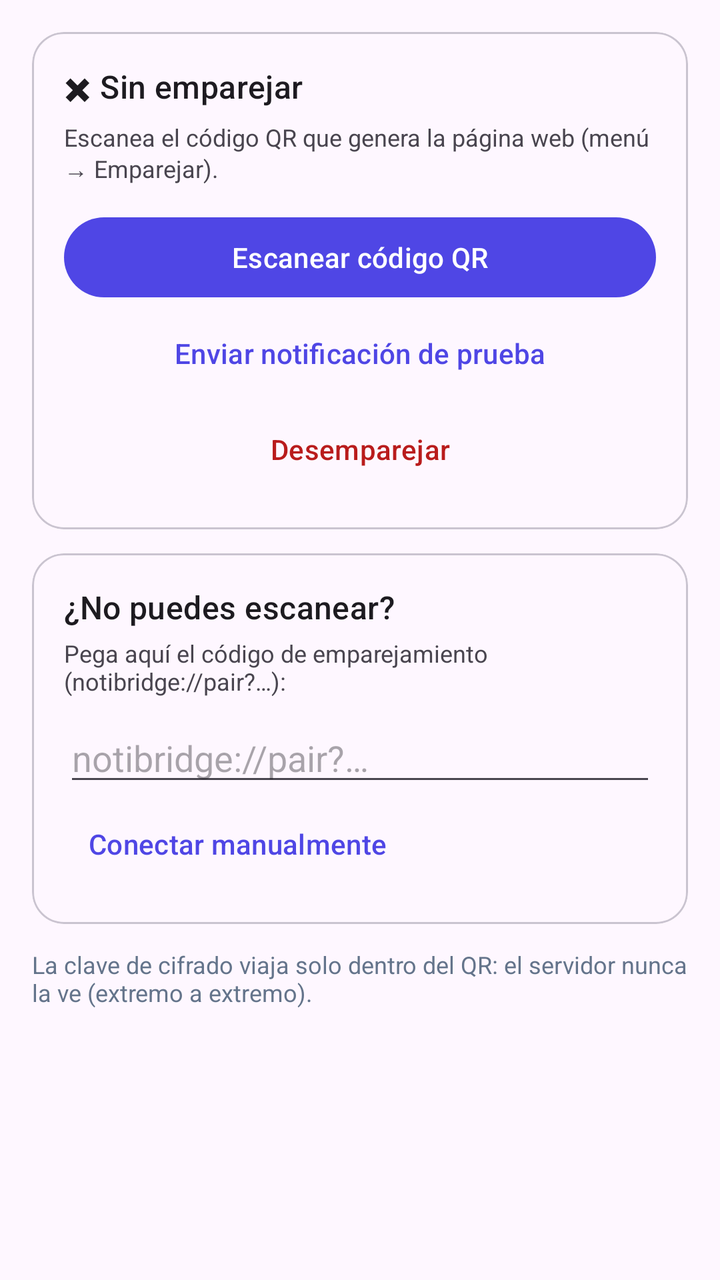
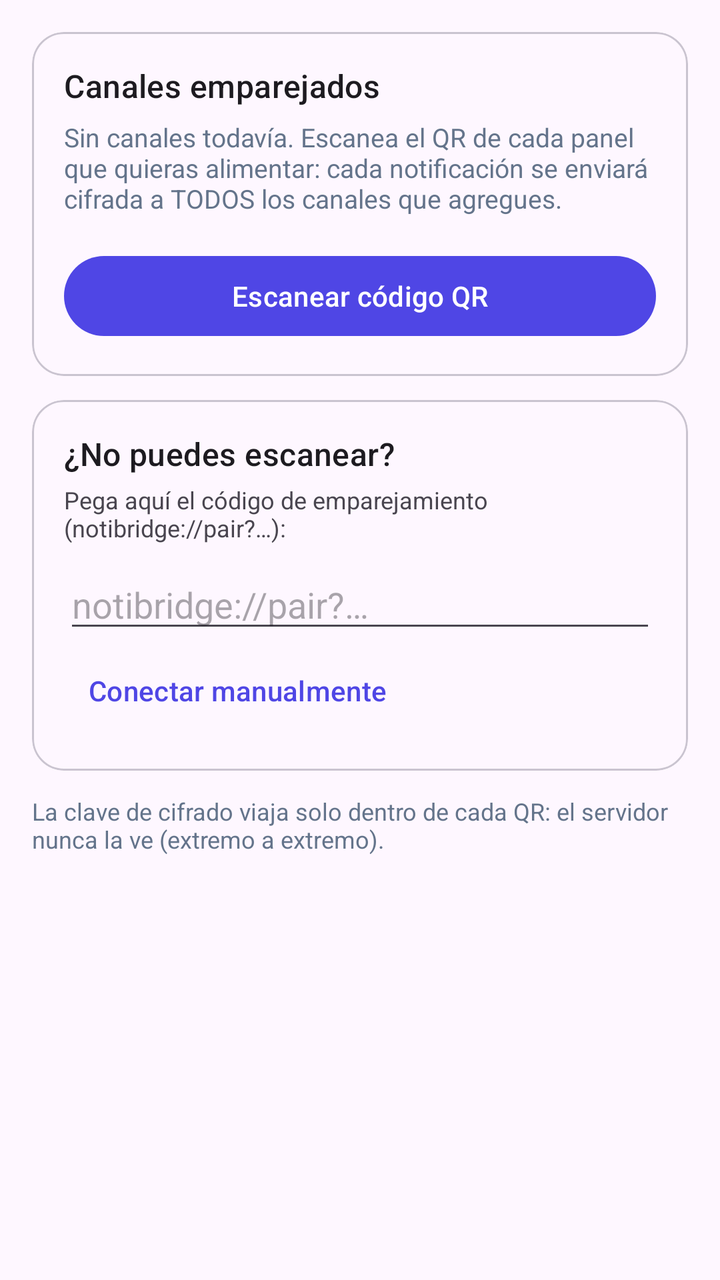

Before-and-after screenshots of an Android layout around one commit, followed by the original layout XML and the change that was made.
<!-- AndroidManifest.xml: application theme Theme.NotiBridge -->
<!-- res/layout/fragment_pair.xml -->
<?xml version="1.0" encoding="utf-8"?>
<ScrollView
    xmlns:android="http://schemas.android.com/apk/res/android"
    xmlns:app="http://schemas.android.com/apk/res-auto"
    android:layout_width="match_parent"
    android:layout_height="match_parent"
    android:fillViewport="true">

    <LinearLayout
        android:layout_width="match_parent"
        android:layout_height="wrap_content"
        android:orientation="vertical"
        android:padding="16dp">

        
        <com.google.android.material.card.MaterialCardView
            android:layout_width="match_parent"
            android:layout_height="wrap_content"
            app:cardCornerRadius="16dp"
            app:contentPadding="16dp"
            android:layout_marginBottom="12dp">

            <LinearLayout
                android:layout_width="match_parent"
                android:layout_height="wrap_content"
                android:orientation="vertical">

                <TextView
                    android:id="@+id/pair_status"
                    android:layout_width="wrap_content"
                    android:layout_height="wrap_content"
                    android:text="@string/not_paired"
                    android:textAppearance="?attr/textAppearanceTitleMedium" />

                <TextView
                    android:id="@+id/pair_details"
                    android:layout_width="wrap_content"
                    android:layout_height="wrap_content"
                    android:layout_marginTop="6dp"
                    android:textSize="12sp"
                    android:text="@string/not_paired_help" />

                <Button
                    android:id="@+id/btn_scan"
                    android:layout_width="match_parent"
                    android:layout_height="wrap_content"
                    android:layout_marginTop="12dp"
                    android:text="@string/btn_scan" />

                <Button
                    android:id="@+id/btn_send_test"
                    style="?attr/borderlessButtonStyle"
                    android:layout_width="match_parent"
                    android:layout_height="wrap_content"
                    android:text="@string/btn_send_test" />

                <Button
                    android:id="@+id/btn_unpair"
                    style="?attr/borderlessButtonStyle"
                    android:layout_width="match_parent"
                    android:layout_height="wrap_content"
                    android:text="@string/btn_unpair"
                    android:textColor="@color/badge_otp" />
            </LinearLayout>
        </com.google.android.material.card.MaterialCardView>

        
        <com.google.android.material.card.MaterialCardView
            android:layout_width="match_parent"
            android:layout_height="wrap_content"
            app:cardCornerRadius="16dp"
            app:contentPadding="16dp"
            android:layout_marginBottom="12dp">

            <LinearLayout
                android:layout_width="match_parent"
                android:layout_height="wrap_content"
                android:orientation="vertical">

                <TextView
                    android:layout_width="wrap_content"
                    android:layout_height="wrap_content"
                    android:text="@string/manual_pair_title"
                    android:textAppearance="?attr/textAppearanceTitleMedium" />

                <TextView
                    android:layout_width="wrap_content"
                    android:layout_height="wrap_content"
                    android:layout_marginTop="4dp"
                    android:text="@string/manual_pair_help"
                    android:textSize="12sp" />

                <EditText
                    android:id="@+id/edit_manual"
                    android:layout_width="match_parent"
                    android:layout_height="wrap_content"
                    android:layout_marginTop="8dp"
                    android:hint="notibridge://pair?…"
                    android:inputType="text"
                    android:maxLines="1" />

                <Button
                    android:id="@+id/btn_manual"
                    style="?attr/borderlessButtonStyle"
                    android:layout_width="wrap_content"
                    android:layout_height="wrap_content"
                    android:text="@string/btn_manual" />
            </LinearLayout>
        </com.google.android.material.card.MaterialCardView>

        <TextView
            android:layout_width="match_parent"
            android:layout_height="wrap_content"
            android:text="@string/pair_security_note"
            android:textSize="12sp"
            android:textColor="@color/text_secondary" />
    </LinearLayout>
</ScrollView>
<!-- resources referenced by this layout -->
<resources>
  <color name="badge_otp">#B91C1C</color>
  <color name="text_secondary">#64748B</color>
  <string name="btn_manual">Conectar manualmente</string>
  <string name="btn_scan">Escanear código QR</string>
  <string name="btn_send_test">Enviar notificación de prueba</string>
  <string name="btn_unpair">Desemparejar</string>
  <string name="manual_pair_help">Pega aquí el código de emparejamiento (notibridge://pair?…):</string>
  <string name="manual_pair_title">¿No puedes escanear?</string>
  <string name="not_paired">✖ Sin emparejar</string>
  <string name="not_paired_help">Escanea el código QR que genera la página web (menú → Emparejar).</string>
  <string name="pair_security_note">La clave de cifrado viaja solo dentro del QR: el servidor nunca la ve (extremo a extremo).</string>
  <style name="Theme.NotiBridge" parent="Theme.Material3.DayNight.NoActionBar">
          <item name="colorPrimary">@color/primary</item>
          <item name="colorOnPrimary">@color/white</item>
          <item name="colorPrimaryContainer">@color/primary_dark</item>
          <item name="android:statusBarColor">?attr/colorSurface</item>
          <item name="android:windowLightStatusBar">true</item>
      </style>
  <color name="primary">#4F46E5</color>
  <color name="white">#FFFFFF</color>
  <color name="primary_dark">#3730A3</color>
</resources>

<!-- the commit's change to res/layout/fragment_pair.xml (unified diff, before → after) -->
@@ -26,19 +26,27 @@
                 android:orientation="vertical">
 
                 <TextView
-                    android:id="@+id/pair_status"
+                    android:id="@+id/pairings_title"
                     android:layout_width="wrap_content"
                     android:layout_height="wrap_content"
-                    android:text="@string/not_paired"
+                    android:text="@string/pairings_title"
                     android:textAppearance="?attr/textAppearanceTitleMedium" />
 
                 <TextView
-                    android:id="@+id/pair_details"
-                    android:layout_width="wrap_content"
+                    android:id="@+id/pair_empty"
+                    android:layout_width="match_parent"
                     android:layout_height="wrap_content"
                     android:layout_marginTop="6dp"
-                    android:textSize="12sp"
-                    android:text="@string/not_paired_help" />
+                    android:text="@string/pair_empty"
+                    android:textSize="13sp"
+                    android:textColor="@color/text_secondary" />
+
+                <LinearLayout
+                    android:id="@+id/pairings_container"
+                    android:layout_width="match_parent"
+                    android:layout_height="wrap_content"
+                    android:orientation="vertical"
+                    android:layout_marginTop="4dp" />
 
                 <Button
                     android:id="@+id/btn_scan"
@@ -46,21 +54,6 @@
                     android:layout_height="wrap_content"
                     android:layout_marginTop="12dp"
                     android:text="@string/btn_scan" />
-
-                <Button
-                    android:id="@+id/btn_send_test"
-                    style="?attr/borderlessButtonStyle"
-                    android:layout_width="match_parent"
-                    android:layout_height="wrap_content"
-                    android:text="@string/btn_send_test" />
-
-                <Button
-                    android:id="@+id/btn_unpair"
-                    style="?attr/borderlessButtonStyle"
-                    android:layout_width="match_parent"
-                    android:layout_height="wrap_content"
-                    android:text="@string/btn_unpair"
-                    android:textColor="@color/badge_otp" />
             </LinearLayout>
         </com.google.android.material.card.MaterialCardView>
 
<!-- resource entries referenced after the edit -->
@@ -1,16 +1,13 @@
 <!-- resources referenced by this layout -->
 <resources>
-  <color name="badge_otp">#B91C1C</color>
   <color name="text_secondary">#64748B</color>
   <string name="btn_manual">Conectar manualmente</string>
   <string name="btn_scan">Escanear código QR</string>
-  <string name="btn_send_test">Enviar notificación de prueba</string>
-  <string name="btn_unpair">Desemparejar</string>
   <string name="manual_pair_help">Pega aquí el código de emparejamiento (notibridge://pair?…):</string>
   <string name="manual_pair_title">¿No puedes escanear?</string>
-  <string name="not_paired">✖ Sin emparejar</string>
-  <string name="not_paired_help">Escanea el código QR que genera la página web (menú → Emparejar).</string>
-  <string name="pair_security_note">La clave de cifrado viaja solo dentro del QR: el servidor nunca la ve (extremo a extremo).</string>
+  <string name="pair_empty">Sin canales todavía. Escanea el QR de cada panel que quieras alimentar: cada notificación se enviará cifrada a TODOS los canales que agregues.</string>
+  <string name="pair_security_note">La clave de cifrado viaja solo dentro de cada QR: el servidor nunca la ve (extremo a extremo).</string>
+  <string name="pairings_title">Canales emparejados</string>
   <style name="Theme.NotiBridge" parent="Theme.Material3.DayNight.NoActionBar">
           <item name="colorPrimary">@color/primary</item>
           <item name="colorOnPrimary">@color/white</item>
